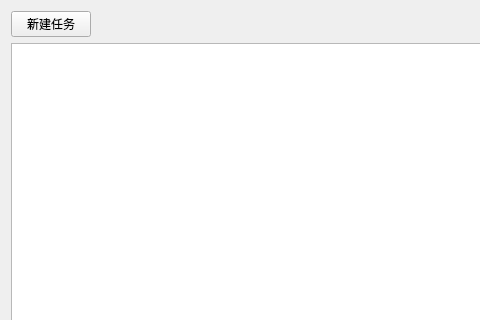
Before: the Qt Designer form framework/gui/views/src/task.ui in cash2one/AutoDriver, drawn with Qt 5; both pictures show x 0 to 480 and y 0 to 320 of the 878 by 573 pixel window.
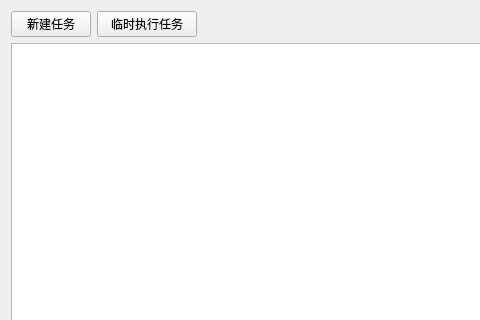
After: the same form once the commit is applied.

Commit message: add exec temp task

```diff
--- a/framework/gui/views/src/task.ui
+++ b/framework/gui/views/src/task.ui
@@ -29,6 +29,25 @@
        </property>
       </widget>
      </item>
+     <item>
+      <widget class="QPushButton" name="btn_temp_task">
+       <property name="minimumSize">
+        <size>
+         <width>100</width>
+         <height>0</height>
+        </size>
+       </property>
+       <property name="maximumSize">
+        <size>
+         <width>100</width>
+         <height>16777215</height>
+        </size>
+       </property>
+       <property name="text">
+        <string>临时执行任务</string>
+       </property>
+      </widget>
+     </item>
      <item>
       <spacer name="horizontalSpacer">
        <property name="orientation">
```
Left out of the diff: 2 changed lines with no effect on the pictures. The commit also changes 8 other files.
